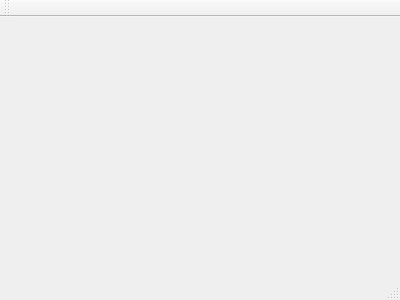
SiyuXie0601/miniMatlab, file mainwindow.ui: the form before one commit.
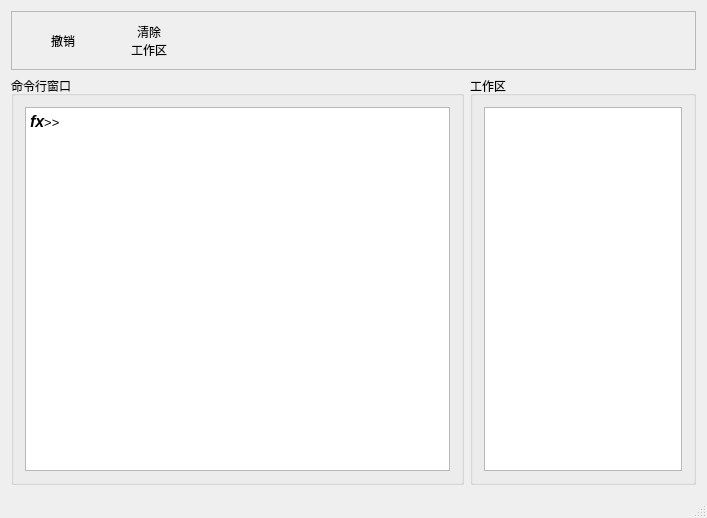
The form after the commit. Icons and pictures are not drawn.

Patch:
```diff
--- a/mainwindow.ui
+++ b/mainwindow.ui
@@ -1,24 +1,166 @@
 <ui version="4.0">
  <class>MainWindow</class>
- <widget class="QMainWindow" name="MainWindow" >
-  <property name="geometry" >
+ <widget class="QMainWindow" name="MainWindow">
+  <property name="geometry">
    <rect>
     <x>0</x>
     <y>0</y>
-    <width>400</width>
-    <height>300</height>
+    <width>707</width>
+    <height>518</height>
    </rect>
   </property>
   <property name="windowTitle" >
    <string>MainWindow</string>
   </property>
-  <widget class="QMenuBar" name="menuBar" />
-  <widget class="QToolBar" name="mainToolBar" />
-  <widget class="QWidget" name="centralWidget" />
-  <widget class="QStatusBar" name="statusBar" />
+  <widget class="QWidget" name="centralWidget">
+   <layout class="QVBoxLayout" name="verticalLayout">
+    <item>
+     <widget class="QFrame" name="frame">
+      <property name="frameShape">
+       <enum>QFrame::StyledPanel</enum>
+      </property>
+      <property name="frameShadow">
+       <enum>QFrame::Raised</enum>
+      </property>
+      <layout class="QGridLayout" name="gridLayout_3">
+       <item row="0" column="0">
+        <layout class="QHBoxLayout" name="horizontalLayout_2">
+         <item>
+          <widget class="QPushButton" name="pushButton_2">
+           <property name="minimumSize">
+            <size>
+             <width>80</width>
+             <height>35</height>
+            </size>
+           </property>
+           <property name="maximumSize">
+            <size>
+             <width>80</width>
+             <height>35</height>
+            </size>
+           </property>
+           <property name="text">
+            <string>撤销</string>
+           </property>
+           <property name="icon">
+            <iconset resource="res.qrc">
+             <normaloff>:/undo.png</normaloff>:/undo.png</iconset>
+           </property>
+           <property name="iconSize">
+            <size>
+             <width>32</width>
+             <height>32</height>
+            </size>
+           </property>
+           <property name="flat">
+            <bool>true</bool>
+           </property>
+          </widget>
+         </item>
+         <item>
+          <widget class="QPushButton" name="pushButton">
+           <property name="minimumSize">
+            <size>
+             <width>80</width>
+             <height>35</height>
+            </size>
+           </property>
+           <property name="maximumSize">
+            <size>
+             <width>80</width>
+             <height>35</height>
+            </size>
+           </property>
+           <property name="text">
+            <string>清除
+工作区</string>
+           </property>
+           <property name="icon">
+            <iconset resource="res.qrc">
+             <normaloff>:/clear.png</normaloff>:/clear.png</iconset>
+           </property>
+           <property name="iconSize">
+            <size>
+             <width>32</width>
+             <height>32</height>
+            </size>
+           </property>
+           <property name="flat">
+            <bool>true</bool>
+           </property>
+          </widget>
+         </item>
+         <item>
+          <spacer name="horizontalSpacer">
+           <property name="orientation">
+            <enum>Qt::Horizontal</enum>
+           </property>
+           <property name="sizeHint" stdset="0">
+            <size>
+             <width>40</width>
+             <height>20</height>
+            </size>
+           </property>
+          </spacer>
+         </item>
+        </layout>
+       </item>
+      </layout>
+     </widget>
+    </item>
+    <item>
+     <layout class="QHBoxLayout" name="horizontalLayout" stretch="2,1">
+      <item>
+       <widget class="QGroupBox" name="groupBox">
+        <property name="title">
+         <string>命令行窗口</string>
+        </property>
+        <layout class="QGridLayout" name="gridLayout">
+         <item row="0" column="0">
+          <widget class="QTextEdit" name="textEdit">
+           <property name="html">
+            <string>&lt;!DOCTYPE HTML PUBLIC &quot;-//W3C//DTD HTML 4.0//EN&quot; &quot;http://www.w3.org/TR/REC-html40/strict.dtd&quot;&gt;
+&lt;html&gt;&lt;head&gt;&lt;meta name=&quot;qrichtext&quot; content=&quot;1&quot; /&gt;&lt;style type=&quot;text/css&quot;&gt;
+p, li { white-space: pre-wrap; }
+&lt;/style&gt;&lt;/head&gt;&lt;body style=&quot; font-family:'SimSun'; font-size:9pt; font-weight:400; font-style:normal;&quot;&gt;
+&lt;p style=&quot; margin-top:12px; margin-bottom:12px; margin-left:0px; margin-right:0px; -qt-block-indent:0; text-indent:0px;&quot;&gt;&lt;span style=&quot; font-size:12pt; font-weight:600; font-style:italic;&quot;&gt;fx&lt;/span&gt;&lt;span style=&quot; font-size:10pt;&quot;&gt;&amp;gt;&amp;gt;&lt;/span&gt;&lt;/p&gt;&lt;/body&gt;&lt;/html&gt;</string>
+           </property>
+          </widget>
+         </item>
+        </layout>
+       </widget>
+      </item>
+      <item>
+       <widget class="QGroupBox" name="groupBox_2">
+        <property name="title">
+         <string>工作区</string>
+        </property>
+        <layout class="QGridLayout" name="gridLayout_2">
+         <item row="0" column="0">
+          <widget class="QTableView" name="tableView"/>
+         </item>
+        </layout>
+       </widget>
+      </item>
+     </layout>
+    </item>
+   </layout>
+  </widget>
+  <widget class="QMenuBar" name="menuBar">
+   <property name="geometry">
+    <rect>
+     <x>0</x>
+     <y>0</y>
+     <width>707</width>
+     <height>21</height>
+    </rect>
+   </property>
+  </widget>
+  <widget class="QStatusBar" name="statusBar"/>
  </widget>
- <layoutDefault spacing="6" margin="11" />
- <pixmapfunction></pixmapfunction>
- <resources/>
+ <layoutdefault spacing="6" margin="11"/>
+ <resources>
+  <include location="res.qrc"/>
+ </resources>
  <connections/>
 </ui>
```
Left out of the diff: 3 changed lines with no effect on the pictures.
